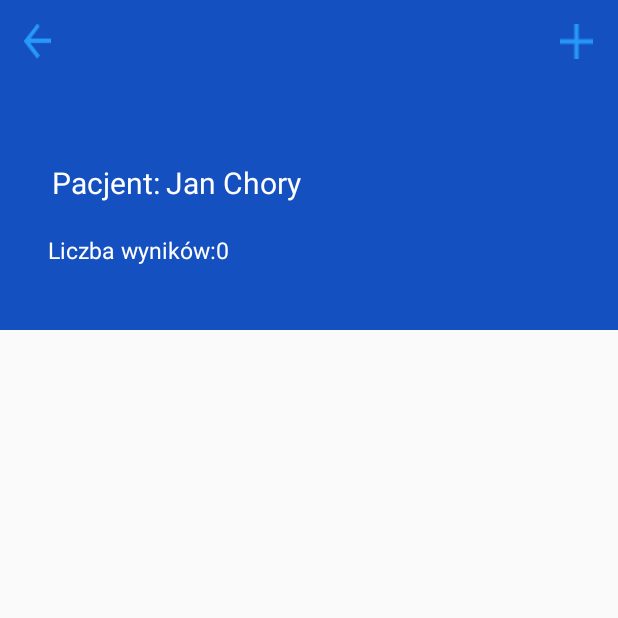
After one commit to matbar97/System-to-measure-and-analyse-patients-health, an Android app: the PatientDataFromDocPointOfViewActivity screen opened directly, with no data from a screen before it, on a phone screen of 412 x 824 dp, the top half of it. The commit adds this screen. Run offline under Robolectric (Android 15) with nearby library versions, the phone set to English and light mode, and no system bars.

Commit message:
Okno Dodaj Pacjenta + Przekierowanie do okna z wynikami

```diff
--- a/app/src/main/AndroidManifest.xml
+++ b/app/src/main/AndroidManifest.xml
@@ -9,7 +9,8 @@
         android:roundIcon="@mipmap/ic_launcher_round"
         android:supportsRtl="true"
         android:theme="@style/AppTheme">
-        <activity android:name=".PatientCreationActivity"></activity>
+        <activity android:name=".PatientDataFromDocPointOfViewActivity"></activity>
+        <activity android:name=".PatientCreationActivity" />
         <activity android:name=".DoctorsMainMenuActivity" />
         <activity android:name=".CreateDocAccountActivity" />
         <activity android:name=".MainActivity">
--- /dev/null
+++ b/app/src/main/java/com/android/telm/PatientDataFromDocPointOfViewActivity.java
@@ -0,0 +1,14 @@
+package com.android.telm;
+
+import androidx.appcompat.app.AppCompatActivity;
+
+import android.os.Bundle;
+
+public class PatientDataFromDocPointOfViewActivity extends AppCompatActivity {
+
+    @Override
+    protected void onCreate(Bundle savedInstanceState) {
+        super.onCreate(savedInstanceState);
+        setContentView(R.layout.activity_patient_data_from_doc_point_of_view);
+    }
+}
--- a/app/src/main/res/layout/activity_create_doc_account.xml
+++ b/app/src/main/res/layout/activity_create_doc_account.xml
@@ -83,7 +83,6 @@
             android:ems="10"
             android:hint="Hasło"
             android:inputType="textPassword" />
-
     </LinearLayout>
 
     <Button
--- a/app/src/main/res/layout/activity_doctors_main_menu.xml
+++ b/app/src/main/res/layout/activity_doctors_main_menu.xml
@@ -10,7 +10,7 @@
         android:id="@+id/backGroundTop"
         android:layout_width="match_parent"
         android:layout_height="300dp"
-        android:background="#1076EA"
+        android:background="#1550C0"
         app:layout_constraintTop_toTopOf="parent"
         tools:layout_editor_absoluteX="0dp" />
 
--- /dev/null
+++ b/app/src/main/res/layout/activity_patient_data_from_doc_point_of_view.xml
@@ -0,0 +1,89 @@
+<?xml version="1.0" encoding="utf-8"?>
+<androidx.constraintlayout.widget.ConstraintLayout xmlns:android="http://schemas.android.com/apk/res/android"
+    xmlns:app="http://schemas.android.com/apk/res-auto"
+    xmlns:tools="http://schemas.android.com/tools"
+    android:layout_width="match_parent"
+    android:layout_height="match_parent"
+    tools:context=".PatientDataFromDocPointOfViewActivity">
+
+    <ImageView
+        android:id="@+id/topBackgroundImageView"
+        android:layout_width="match_parent"
+        android:layout_height="220dp"
+        android:background="#1550C0"
+        app:layout_constraintEnd_toEndOf="parent"
+        app:layout_constraintHorizontal_bias="0.0"
+        app:layout_constraintStart_toStartOf="parent"
+        app:layout_constraintTop_toTopOf="parent" />
+
+    <TextView
+        android:id="@+id/patientNameTextView"
+        android:layout_width="wrap_content"
+        android:layout_height="32dp"
+        android:layout_marginTop="108dp"
+        android:text="Pacjent:"
+        android:textColor="#FFFFFF"
+        android:textSize="20dp"
+        app:layout_constraintEnd_toEndOf="parent"
+        app:layout_constraintHorizontal_bias="0.101"
+        app:layout_constraintStart_toStartOf="parent"
+        app:layout_constraintTop_toTopOf="parent" />
+
+    <TextView
+        android:id="@+id/actualPatientNameImageView"
+        android:layout_width="wrap_content"
+        android:layout_height="32dp"
+        android:layout_marginTop="108dp"
+        android:text="Jan Chory"
+        android:textColor="#FFFFFF"
+        android:textSize="20dp"
+        app:layout_constraintEnd_toEndOf="parent"
+        app:layout_constraintHorizontal_bias="0.02"
+        app:layout_constraintStart_toEndOf="@+id/patientNameTextView"
+        app:layout_constraintTop_toTopOf="parent" />
+
+    <TextView
+        android:id="@+id/textView2"
+        android:layout_width="wrap_content"
+        android:layout_height="wrap_content"
+        android:layout_marginStart="32dp"
+        android:layout_marginTop="16dp"
+        android:text="Liczba wyników:"
+        android:textColor="#FFFFFF"
+        android:textSize="15dp"
+        app:layout_constraintStart_toStartOf="parent"
+        app:layout_constraintTop_toBottomOf="@+id/patientNameTextView" />
+
+    <TextView
+        android:id="@+id/numberOfRecordsTextView"
+        android:layout_width="wrap_content"
+        android:layout_height="0dp"
+        android:layout_marginTop="16dp"
+        android:text="0"
+        android:textColor="#FFFFFF"
+        android:textSize="15dp"
+        app:layout_constraintStart_toEndOf="@+id/textView2"
+        app:layout_constraintTop_toBottomOf="@+id/actualPatientNameImageView" />
+
+    <Button
+        android:id="@+id/goBackButton_PatientData"
+        android:layout_width="18dp"
+        android:layout_height="23dp"
+        android:layout_marginTop="16dp"
+        android:background="@drawable/arrow_back"
+        app:layout_constraintEnd_toEndOf="parent"
+        app:layout_constraintHorizontal_bias="0.04"
+        app:layout_constraintStart_toStartOf="parent"
+        app:layout_constraintTop_toTopOf="parent" />
+
+    <Button
+        android:id="@+id/addStudyButton"
+        android:layout_width="22dp"
+        android:layout_height="23dp"
+        android:layout_marginTop="16dp"
+        android:background="@drawable/add_study"
+        app:layout_constraintEnd_toEndOf="parent"
+        app:layout_constraintHorizontal_bias="0.958"
+        app:layout_constraintStart_toStartOf="parent"
+        app:layout_constraintTop_toTopOf="parent" />
+</androidx.constraintlayout.widget.ConstraintLayout>
```
Also changed, not shown: app/src/main/java/com/android/telm/PatientCreationActivity.java (+24 -0 lines), app/src/main/res/layout/activity_patient_creation.xml (+83 -0 lines), app/src/main/res/drawable-hdpi/add_study.png (added), app/src/main/res/drawable-hdpi/create_patient.png (added), app/src/main/res/drawable-ldpi/add_study.png (added), app/src/main/res/drawable-ldpi/create_patient.png (added), app/src/main/res/drawable-mdpi/add_study.png (added), app/src/main/res/drawable-mdpi/create_patient.png (added), app/src/main/res/drawable-xhdpi/add_study.png (added), app/src/main/res/drawable-xhdpi/create_patient.png (added), app/src/main/res/drawable-xxhdpi/add_study.png (added), app/src/main/res/drawable-xxhdpi/create_patient.png (added), app/src/main/res/drawable-xxxhdpi/add_study.png (added), app/src/main/res/drawable-xxxhdpi/create_patient.png (added).
